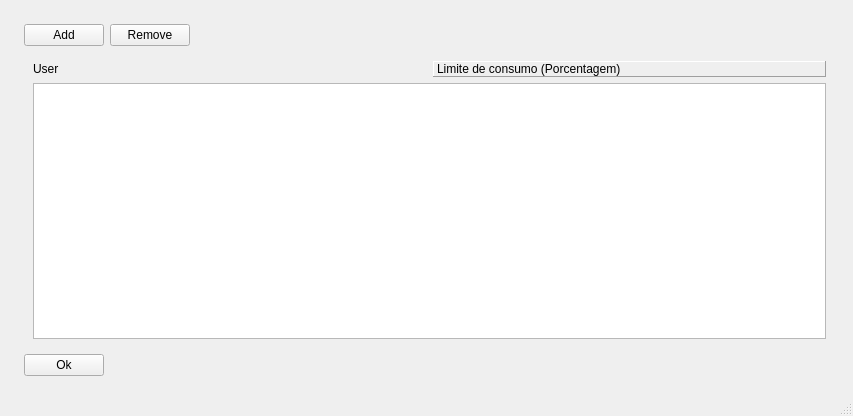
The window that forms/userwindow.ui (gspd-unesp/ispd-exa-gui) describes before a commit, drawn with Qt 5.
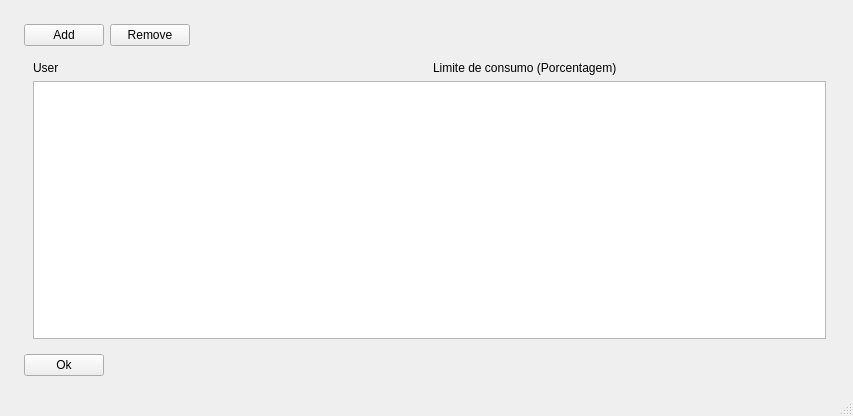
The same window after the commit.

Patch:
```diff
--- a/forms/userwindow.ui
+++ b/forms/userwindow.ui
@@ -44,7 +44,7 @@
      </spacer>
     </item>
     <item row="1" column="1">
-     <widget class="QFrame" name="">
+     <widget class="QFrame" name="frame">
       <layout class="QVBoxLayout" name="verticalLayout_3">
        <item>
         <layout class="QHBoxLayout" name="horizontalLayout_4">
@@ -204,10 +204,10 @@
              </palette>
             </property>
             <property name="frameShape">
-             <enum>QFrame::Panel</enum>
+             <enum>QFrame::NoFrame</enum>
             </property>
             <property name="frameShadow">
-             <enum>QFrame::Raised</enum>
+             <enum>QFrame::Plain</enum>
             </property>
             <property name="text">
              <string>Limite de consumo (Porcentagem)</string>
```
Left out of the diff: 3 changed lines with no effect on the pictures.
